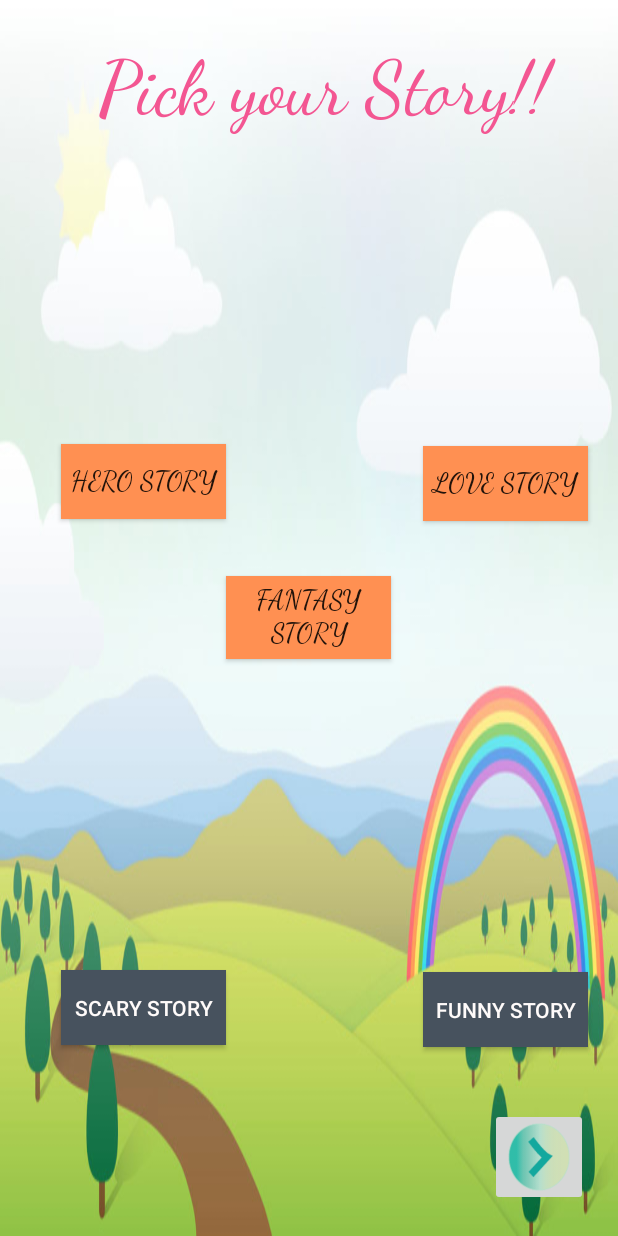
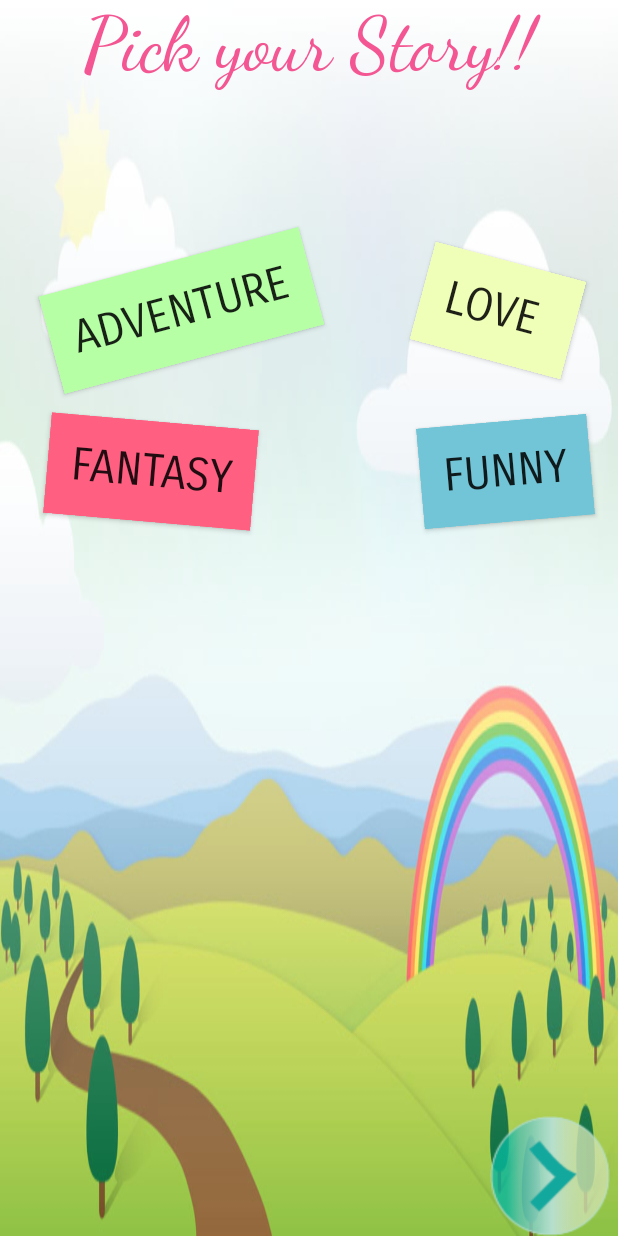
Before and after one commit to gabbonny/cmsc436, an Android app: the SelectGenreActivity screen opened directly, with no data from a screen before it, on a phone screen of 412 x 824 dp. Run offline under Robolectric (Android 15) with nearby library versions, the phone set to English and light mode, and no system bars.

Commit message:
edited SelectGenreActivity and layout a bit

```diff
--- a/TeddyTalk/app/src/main/java/Utils/Story.java
+++ b/TeddyTalk/app/src/main/java/Utils/Story.java
@@ -18,7 +18,9 @@ public class Story {
     // ---- Story Types
     public static final String STORY_GENRE_FANTASY = "fantasy_story.txt";
     public static final String STORY_GENRE_ADVENTURE = "adventure_story.txt";
-    public static final String STORY_GENRE_HERO = "hero_story.txt";
+    public static final String STORY_GENRE_FUNNY = "funny_story.txt";
+    public static final String STORY_LOVE = "love_story.txt";
+
 
     // The prompts will are stored in a linked list fashion
     private Prompt head;
--- a/TeddyTalk/app/src/main/java/cmsc436_final_project/teddytalk/SelectGenreActivity.java
+++ b/TeddyTalk/app/src/main/java/cmsc436_final_project/teddytalk/SelectGenreActivity.java
@@ -3,21 +3,37 @@ package cmsc436_final_project.teddytalk;
 import android.app.Activity;
 import android.content.Intent;
 import android.graphics.Color;
+import android.media.AudioManager;
+import android.media.SoundPool;
 import android.os.Bundle;
 import android.util.Log;
 import android.view.View;
+import android.view.animation.Animation;
+import android.view.animation.AnimationUtils;
 import android.widget.Button;
 import android.widget.ImageButton;
 import android.widget.Toast;
 
 import java.util.HashMap;
 
+import Utils.MyBounceInterpolator;
 import Utils.Story;
 
 public class SelectGenreActivity extends Activity implements View.OnClickListener {
     private final String TAG = "SelectGenreActivity";
     private HashMap buttonList;
     private String chosen = "";
+
+    // -------------------  Sound variables ---------------------
+
+    // AudioManager
+    private AudioManager mAudioManager;
+    // SoundPool
+    private SoundPool mSoundPool;
+    // ID for the bubble popping sound
+    private int mSoundID;
+    // Audio volume
+    private float mStreamVolume;
 
     @Override
     protected void onCreate(Bundle savedInstanceState) {
@@ -26,18 +42,30 @@ public class SelectGenreActivity extends Activity implements View.OnClickListene
 
         buttonList = new HashMap();
 
-        Button hero = (Button) findViewById(R.id.hero_button);
-        buttonList.put("hero",hero);
-        hero.setOnClickListener(this);
+        Button adventure = (Button) findViewById(R.id.adventure_button);
+        buttonList.put("adventure",adventure);
+        adventure.setOnClickListener(this);
+
         Button love = (Button) findViewById(R.id.love_button);
         buttonList.put("love",love);
         love.setOnClickListener(this);
+
         Button fantasy = (Button) findViewById(R.id.fantasy_button);
         buttonList.put("fantasy",fantasy);
         fantasy.setOnClickListener(this);
+
+        Button funny = (Button) findViewById(R.id.funny_button);
+        buttonList.put("funny",funny);
+        funny.setOnClickListener(this);
+
         ImageButton next = findViewById(R.id.nextButton);
         next.setOnClickListener(this);
 
+//        // Set animation and sound effects for story option buttons
+//        setOptionOnClickListener(adventure);
+//        setOptionOnClickListener(love);
+//        setOptionOnClickListener(fantasy);
+//        setOptionOnClickListener(funny);
     }
 
     @Override
@@ -45,42 +73,87 @@ public class SelectGenreActivity extends Activity implements View.OnClickListene
         switch (v.getId()) {
 
             // When Hero button gets pressed
-            case R.id.hero_button:
-                Button b =(Button) buttonList.get("hero");
+            case R.id.adventure_button:
+                Log.i(TAG, "Adventure chosen");
+                Button b =(Button) buttonList.get("adventure");
                 b.setBackgroundColor(Color.YELLOW);
-                chosen = Story.STORY_GENRE_HERO;
+                chosen = Story.STORY_GENRE_ADVENTURE;
 
                 b = (Button) buttonList.get("love");
                 b.setBackgroundColor(Color.parseColor("#FF9052"));
                 b = (Button) buttonList.get("fantasy");
                 b.setBackgroundColor(Color.parseColor("#FF9052"));
+
+                // start the bounce animation
+                startOnTapAnimation(v);
+
+                // play the boing sound
+                mSoundPool.play(mSoundID, mStreamVolume, mStreamVolume, 1, 0, 1.0f);
+
                 break;
 
             // When Love button gets pressed
             case R.id.love_button:
+                Log.i(TAG, "Love chosen");
                 b =(Button) buttonList.get("love");
                 b.setBackgroundColor(Color.YELLOW);
-                chosen = "love";
+                chosen = Story.STORY_LOVE;
 
-                b = (Button) buttonList.get("hero");
+                b = (Button) buttonList.get("adventure");
                 b.setBackgroundColor(Color.parseColor("#FF9052"));
                 b = (Button) buttonList.get("fantasy");
                 b.setBackgroundColor(Color.parseColor("#FF9052"));
+
+                // start the bounce animation
+                startOnTapAnimation(v);
+
+                // play the boing sound
+                mSoundPool.play(mSoundID, mStreamVolume, mStreamVolume, 1, 0, 1.0f);
                 break;
 
             // When Fantasy button gets pressed
             case R.id.fantasy_button:
+                Log.i(TAG, "Fantasy chosen");
                 b =(Button) buttonList.get("fantasy");
                 b.setBackgroundColor(Color.YELLOW);
                 chosen = Story.STORY_GENRE_FANTASY;
 
                 b = (Button) buttonList.get("love");
                 b.setBackgroundColor(Color.parseColor("#FF9052"));
-                b = (Button) buttonList.get("hero");
+                b = (Button) buttonList.get("adventure");
                 b.setBackgroundColor(Color.parseColor("#FF9052"));
+
+                // start the bounce animation
+                startOnTapAnimation(v);
+
+                // play the boing sound
+                mSoundPool.play(mSoundID, mStreamVolume, mStreamVolume, 1, 0, 1.0f);
+                break;
+
+            // When Fantasy button gets pressed
+            case R.id.funny_button:
+                Log.i(TAG, "Funny chosen");
+                b =(Button) buttonList.get("funny");
+                b.setBackgroundColor(Color.YELLOW);
+                chosen = Story.STORY_GENRE_FUNNY;
+
+                b = (Button) buttonList.get("love");
+                b.setBackgroundColor(Color.parseColor("#FF9052"));
+                b = (Button) buttonList.get("adventure");
+                b.setBackgroundColor(Color.parseColor("#FF9052"));
+
+                // start the bounce animation
+                startOnTapAnimation(v);
+
+                // play the boing sound
+                mSoundPool.play(mSoundID, mStreamVolume, mStreamVolume, 1, 0, 1.0f);
                 break;
 
             case R.id.nextButton:
+
+                // PLAY pop sound
+                mSoundPool.play(mSoundID, mStreamVolume, mStreamVolume, 1, 0, 1.0f);
+
                 if (!chosen.equals("")) {
 
                     Log.i(TAG, "Story Genre Selected: " + chosen);
@@ -98,4 +171,64 @@ public class SelectGenreActivity extends Activity implements View.OnClickListene
         }
 
     }
+
+    /**
+     * This method sets onClickListeners to the given button.
+     * Actions include: onTapAnimation, and sound effects
+     */
+    private void setOptionOnClickListener(final Button button){
+
+        button.setOnClickListener(new View.OnClickListener(){
+
+            @Override
+            public void onClick(View v) {
+                // start the bounce animation
+                startOnTapAnimation(v);
+
+
+                // play the boing sound
+             mSoundPool.play(mSoundID, mStreamVolume, mStreamVolume, 1, 0, 1.0f);
+            }
+        });
+    }
+
+    /**
+     * This method start the bouncing animation
+     * @param button The button to apply the animation
+     */
+    private void startOnTapAnimation(View button) {
+
+        Log.i(TAG, "Tapped Option Button " + button.getId());
+
+        final Animation myAnim = AnimationUtils.loadAnimation(this, R.anim.bounce);
+
+        // Use bounce interpolator with amplitude 0.2 and frequency 20
+        MyBounceInterpolator interpolator = new MyBounceInterpolator(0.2, 20);
+        myAnim.setInterpolator(interpolator);
+
+        button.startAnimation(myAnim);
+    }
+
+    @Override
+    protected void onResume() {
+        super.onResume();
+
+        mAudioManager = (AudioManager) getSystemService(AUDIO_SERVICE);
+
+        mStreamVolume = (float) mAudioManager
+                .getStreamVolume(AudioManager.STREAM_MUSIC)
+                / mAudioManager.getStreamMaxVolume(AudioManager.STREAM_MUSIC);
+
+        mSoundPool = new SoundPool(10, AudioManager.STREAM_MUSIC, 0);
+
+        mSoundID = mSoundPool.load(this, R.raw.bubble_pop, 1);
+    }
+
+    @Override
+    protected void onPause() {
+        mSoundPool.unload(mSoundID);
+        mSoundPool.release();
+        mSoundPool = null;
+        super.onPause();
+    }
 }
--- a/TeddyTalk/app/src/main/res/layout/activity_select_genre.xml
+++ b/TeddyTalk/app/src/main/res/layout/activity_select_genre.xml
@@ -1,91 +1,118 @@
 <?xml version="1.0" encoding="utf-8"?>
-<RelativeLayout xmlns:android="http://schemas.android.com/apk/res/android"
-    xmlns:app="http://schemas.android.com/apk/res-auto"
-    xmlns:tools="http://schemas.android.com/tools"
-    android:layout_width="match_parent"
+<RelativeLayout
+    xmlns:android="http://schemas.android.com/apk/res/android" android:layout_width="match_parent"
     android:layout_height="match_parent"
-    android:background="@drawable/select_genre_bg">
-
-    <Button
-        android:id="@+id/button"
-        android:layout_width="110dp"
-        android:layout_height="50dp"
-        android:layout_above="@+id/nextButton"
-        android:layout_marginBottom="42dp"
-        android:layout_toStartOf="@+id/fantasy_button"
-        android:background="#47525E"
-        android:text="Scary Story"
-        android:textColor="#FFFBFA" />
-
-    <Button
-        android:id="@+id/button2"
-        android:layout_width="110dp"
-        android:layout_height="50dp"
-        android:layout_alignBaseline="@+id/button"
-        android:layout_alignBottom="@+id/button"
-        android:layout_alignParentEnd="true"
-        android:layout_marginEnd="20dp"
-        android:background="#47525E"
-        android:textColor="#FFFBFA"
-        android:text="Funny Story" />
-
-    <ImageButton
-        android:id="@+id/nextButton"
-        android:layout_width="65dp"
-        android:layout_height="65dp"
-        android:layout_alignEnd="@+id/button2"
-        android:layout_alignParentBottom="true"
-        android:layout_marginBottom="20dp"
-        android:scaleType="fitXY"
-        android:src="@drawable/next_button" />
+    android:background="@drawable/select_genre_bg"
+    android:id="@+id/select_story">
 
     <TextView
         android:id="@+id/textView"
-        android:layout_width="wrap_content"
+        android:layout_width="match_parent"
         android:layout_height="wrap_content"
-        android:layout_alignEnd="@+id/button2"
         android:layout_alignParentTop="true"
-        android:layout_alignStart="@+id/button"
-        android:layout_marginTop="29dp"
+        android:fontFamily="cursive"
+        android:text="Pick your Story!!"
         android:textAlignment="center"
         android:textColor="#F35692"
-        android:textSize="50dp"
-        android:fontFamily="cursive"
-        android:text="Pick your Story!!" />
+        android:textSize="50dp" />
 
-    <Button
-        android:id="@+id/hero_button"
-        android:layout_width="110dp"
-        android:layout_height="50dp"
-        android:layout_above="@+id/fantasy_button"
-        android:layout_alignStart="@+id/textView"
-        android:layout_marginBottom="38dp"
-        android:background="#FF9052"
-        android:textSize="18dp"
-        android:fontFamily="cursive"
-        android:text="Hero Story" />
+    <FrameLayout
+        android:id="@+id/story_options_container"
+        android:layout_width="match_parent"
+        android:layout_height="match_parent"
+        android:layout_alignParentStart="true"
+        android:layout_marginTop="150dp"
+        android:layout_marginBottom="80dp" >
 
-    <Button
-        android:id="@+id/love_button"
-        android:layout_width="110dp"
-        android:layout_height="50dp"
-        android:layout_alignBaseline="@+id/hero_button"
-        android:layout_alignBottom="@+id/hero_button"
-        android:layout_alignEnd="@+id/textView"
-        android:background="#FF9052"
-        android:textSize="18dp"
-        android:fontFamily="cursive"
-        android:text="Love Story" />
+        <RelativeLayout
+            android:id="@+id/options_wrapper"
+            android:layout_width="match_parent"
+            android:layout_height="match_parent"
+            android:layout_alignParentStart="true">
 
-    <Button
-        android:id="@+id/fantasy_button"
-        android:layout_width="110dp"
-        android:layout_height="55dp"
-        android:layout_centerHorizontal="true"
-        android:layout_centerVertical="true"
-        android:background="#FF9052"
-        android:fontFamily="cursive"
-        android:textSize="18dp"
-        android:text="Fantasy\nStory" />
+            <Button
+                android:id="@+id/adventure_button"
+                android:layout_width="wrap_content"
+                android:layout_height="wrap_content"
+                android:layout_alignParentStart="true"
+                android:layout_alignParentTop="true"
+                android:layout_marginStart="31dp"
+                android:layout_marginTop="23dp"
+                android:background="@color/prompt_option1"
+                android:fontFamily="sans-serif-smallcaps"
+                android:padding="15dp"
+                android:rotation="-15"
+                android:text="ADVENTURE"
+                android:textSize="30sp" />
 
+            <Button
+                android:id="@+id/love_button"
+                android:layout_width="wrap_content"
+                android:layout_height="wrap_content"
+                android:layout_alignBaseline="@+id/adventure_button"
+                android:layout_alignBottom="@+id/adventure_button"
+                android:layout_alignParentEnd="true"
+                android:layout_marginEnd="28dp"
+                android:background="@color/prompt_option2"
+                android:fontFamily="sans-serif-smallcaps"
+                android:padding="15dp"
+                android:rotation="15"
+                android:text="LOVE "
+                android:textSize="30sp" />
+
+            <Button
+                android:id="@+id/fantasy_button"
+                android:layout_width="wrap_content"
+                android:layout_height="wrap_content"
+                android:layout_alignStart="@+id/adventure_button"
+                android:layout_below="@+id/adventure_button"
+                android:layout_marginTop="40dp"
+                android:background="@color/prompt_option3"
+                android:fontFamily="sans-serif-smallcaps"
+                android:padding="15dp"
+                android:rotation="5"
+                android:text="FANTASY"
+                android:textSize="30sp" />
+
+            <Button
+                android:id="@+id/funny_button"
+                android:layout_width="wrap_content"
+                android:layout_height="wrap_content"
+                android:layout_alignBaseline="@+id/fantasy_button"
+                android:layout_alignBottom="@+id/fantasy_button"
+                android:layout_alignStart="@+id/love_button"
+                android:background="@color/prompt_option4"
+                android:fontFamily="sans-serif-smallcaps"
+                android:padding="15dp"
+                android:rotation="-5"
+                android:text="FUNNY"
+                android:textSize="30sp" />
+
+        </RelativeLayout>
+
+    </FrameLayout>
+
+    <LinearLayout
+        android:id="@+id/control_btns_wrapper"
+        android:layout_width="match_parent"
+        android:layout_height="wrap_content"
+        android:layout_alignParentBottom="true"
+        android:orientation="horizontal"
+        android:visibility="visible">
+
+        <ImageButton
+            android:id="@+id/nextButton"
+            style="@style/Widget.AppCompat.ImageButton"
+            android:layout_width="0dp"
+            android:layout_height="80dp"
+            android:layout_gravity="end"
+            android:layout_marginEnd="5dp"
+            android:layout_weight="1"
+            android:adjustViewBounds="true"
+            android:background="@android:color/transparent"
+            android:contentDescription="@string/next_btn_descrip"
+            android:scaleType="fitEnd"
+            android:src="@drawable/next_button"
+            android:visibility="visible" />
+    </LinearLayout>
 </RelativeLayout>
```
Also changed, not shown: TeddyTalk/app/src/main/res/layout/oldactivity_select_genre.xml (added, +94 -0 lines), TeddyTalk/app/src/main/res/layout/prompt_fragment.xml (+10 -10 lines).
